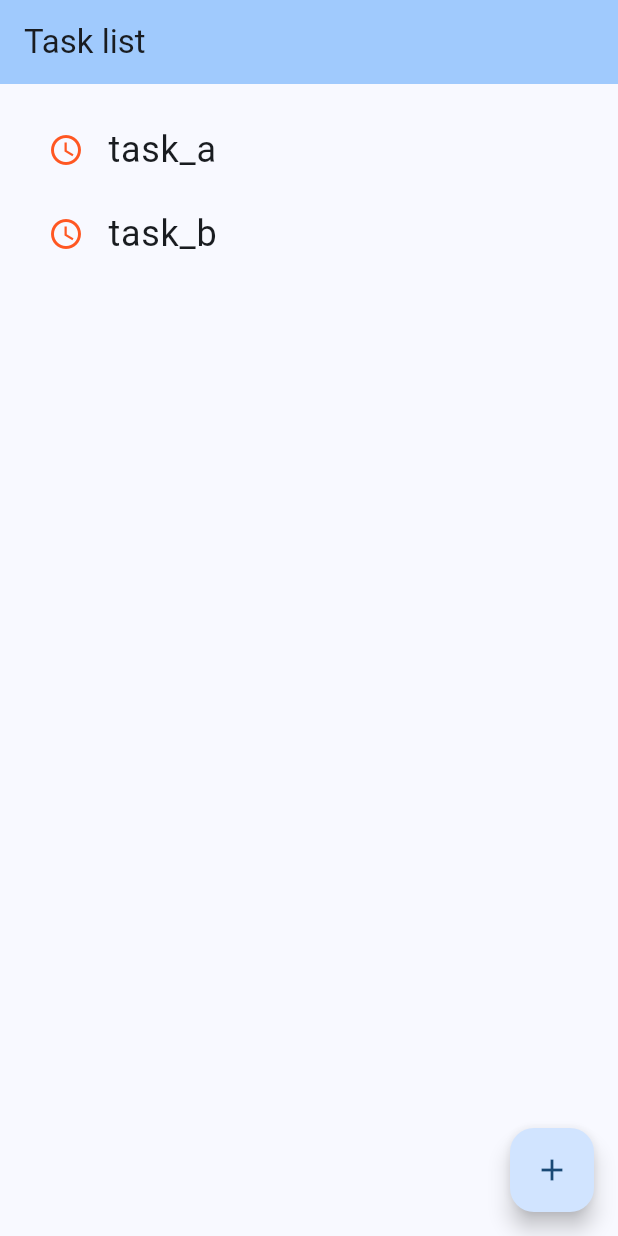
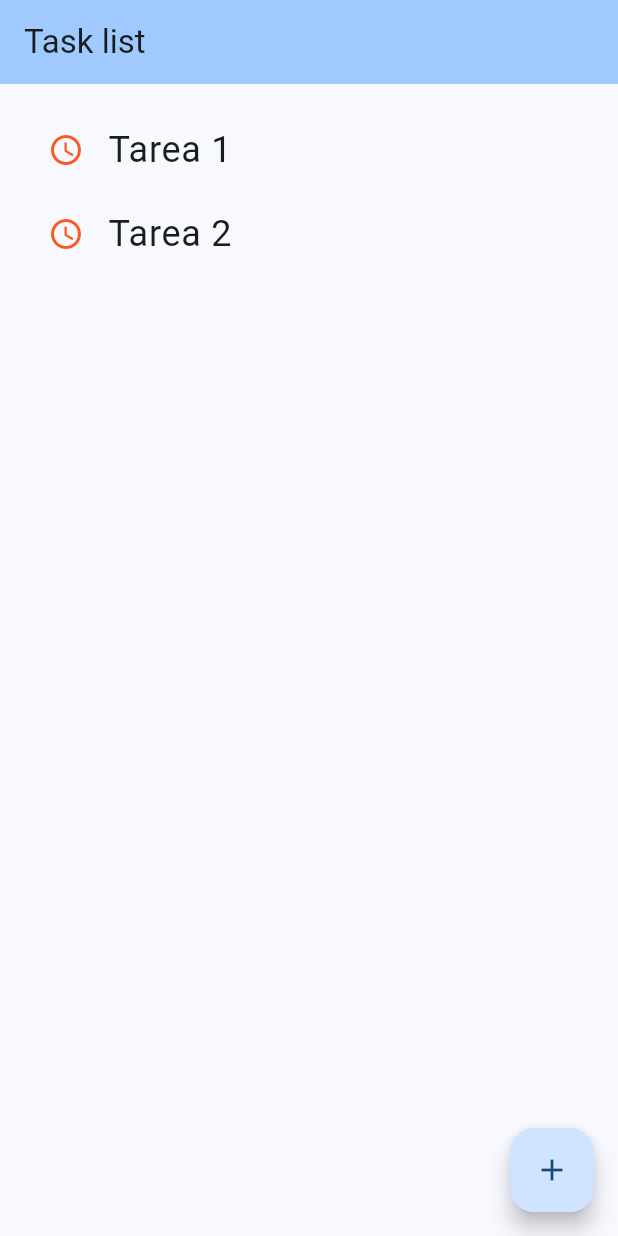
Before and after one commit to isilanes/lanak, a Flutter app: the screen it shows after launch, on a phone screen of 412 x 824 dp. Run offline on Flutter 3.47's test engine with Material 2 defaults, Android fonts, the phone set to English and light mode, and no system bars.

Commit message:
Implement a launch icon

```diff
--- a/lib/db.dart
+++ b/lib/db.dart
@@ -2,5 +2,5 @@ import 'package:flutter/material.dart';
 
 
 List<String> getTasks() {
-  return ["task_a", "task_b"];
+  return ["Tarea 1", "Tarea 2"];
 }
--- a/pubspec.yaml
+++ b/pubspec.yaml
@@ -37,6 +37,7 @@ dependencies:
   cupertino_icons: ^1.0.2
 
 dev_dependencies:
+  flutter_launcher_icons: "^0.13.1"
   flutter_test:
     sdk: flutter
 
@@ -88,3 +89,8 @@ flutter:
   #
   # For details regarding fonts from package dependencies,
   # see https://flutter.dev/custom-fonts/#from-packages
+
+flutter_launcher_icons:
+  android: "launcher_icon"
+  image_path: "assets/icons/app_icon.png"
+  min_sdk_android: 21
```
Also changed, not shown: assets/icons/app_icon.png (added), pubspec.lock, 1 other file.
